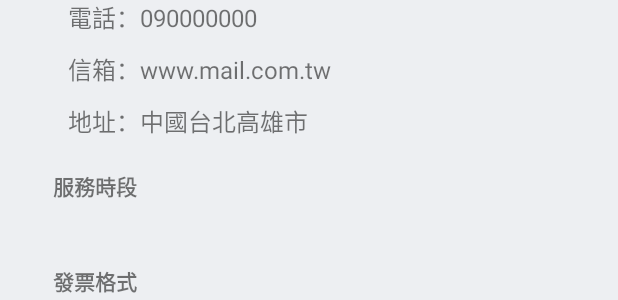
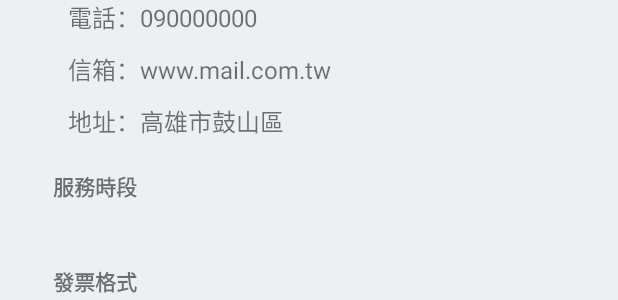
Before and after one commit to starboxs/EC_Android, an Android app: the layout activity_project_detail.xml on its own in the app's theme, with its tools: preview values and no code run, on a phone screen of 412 x 824 dp. Shown: the part 254-554 px from the top of the screen. Run offline under Robolectric (Android 15) with nearby library versions, the phone set to English and light mode, and no system bars.

Commit message:
no message

```diff
--- a/app/src/main/java/com/example/marco/ec_android/member/projectDetailActivity.java
+++ b/app/src/main/java/com/example/marco/ec_android/member/projectDetailActivity.java
@@ -133,6 +133,7 @@ public class projectDetailActivity extends RxAppCompatActivity {
     }
 
     private void init() {
+        mProgressDialog.show();
         Api.getInstance().getApiInterface().ProjectDetail(mProjectId)
 //                        .compose(this.<GetMyProjectsApiResponse>bindToLifecycle())
                 .subscribeOn(Schedulers.io())
@@ -173,7 +174,7 @@ public class projectDetailActivity extends RxAppCompatActivity {
     }
 
     private void setFinish() {
-
+        mProgressDialog.show();
         final AlertDialog.Builder builder = new AlertDialog.Builder(this, R.style.dialog_theme);
         builder.setTitle("系統訊息")
                 .setMessage("施工完成了嗎？")
--- a/app/src/main/res/layout/activity_project_detail.xml
+++ b/app/src/main/res/layout/activity_project_detail.xml
@@ -126,7 +126,7 @@
                                     android:layout_width="match_parent"
                                     android:layout_height="wrap_content"
                                     android:paddingBottom="5dp"
-                                    android:text="地址：中國台北高雄市"
+                                    android:text="地址：高雄市鼓山區"
                                     android:textSize="16dp" />
                             </LinearLayout>
 
```
